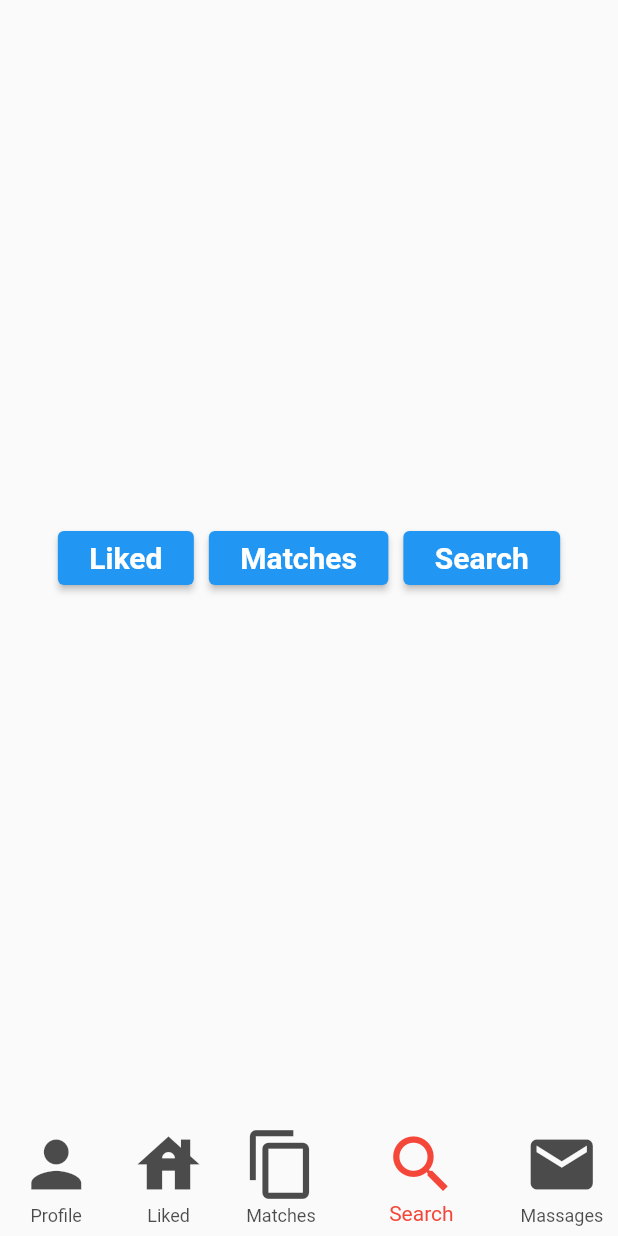
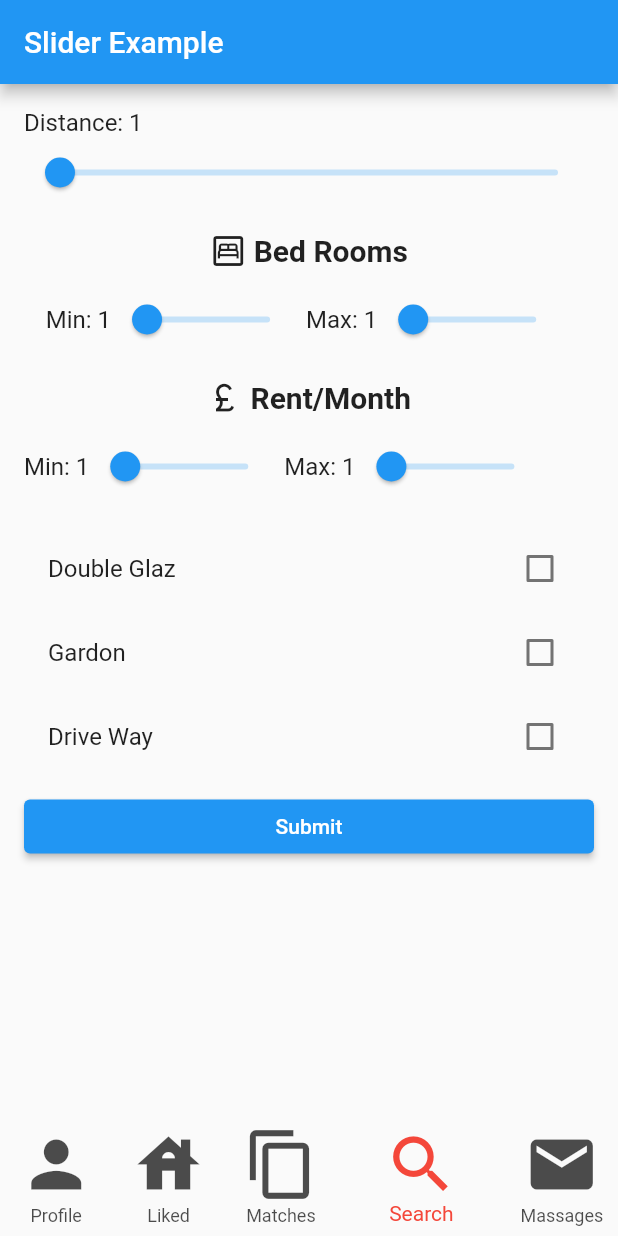
Before and after one commit to Nishaysh/HouseWapper, a Flutter app: the screen it shows once a user with an empty profile is signed in, item 4 of the bottom bar chosen, on a phone screen of 412 x 824 dp. Run offline on Flutter 3.47's test engine with Material 2 defaults, Android fonts, the phone set to English and light mode, and no system bars; our stand-ins replace cloud_firestore, firebase_auth, firebase_core, firebase_storage, geocoding, get and 2 more; missing offline and left inert: dart:ffi; accounts and stored records are empty.

Commit message:
search 1 logic done

```diff
--- a/lib/Screens/HomePage.dart
+++ b/lib/Screens/HomePage.dart
@@ -1,11 +1,11 @@
 import 'package:firebase_auth/firebase_auth.dart';
 import 'package:flutter/material.dart';
-
+import 'package:property_swap/search/SearchPage.dart';
+import 'package:property_swap/search/serch.dart';
 import 'Matches.dart';
 import 'Messaging.dart';
 import 'Profile.dart';
 import 'Liked.dart';
-import 'SearchPage.dart';
 
 class HomePage extends StatefulWidget {
   const HomePage({super.key});
@@ -21,8 +21,8 @@ class _HomePageState extends State<HomePage> {
     ),
     const Liked(),
     const MatchesPage(),
-    const SearchPage(),
-    Messaging(),
+    SearchScreen(),
+    const Messaging(),
   ];
   int currentIndex = 0;
   void onTap(int index) {
--- a/lib/Screens/SearchPage.dart
+++ /dev/null
@@ -1,63 +0,0 @@
-
-
-//Property search (All properties Percentage of likeness),
-
-import 'package:flutter/material.dart';
-
-class SearchPage extends StatefulWidget {
-  const SearchPage({Key? key}): super (key: key);
-
-  @override
-  State<SearchPage> createState() => _SearchPageState();
-}
-
-class _SearchPageState extends State<SearchPage> {
-  @override
-  Widget build(BuildContext context) {
-    return SafeArea(
-      child: Scaffold(
-          body: Container(
-            child: Center(
-              child: Row(
-                mainAxisAlignment: MainAxisAlignment.center ,
-                children: [
-                  ElevatedButton(onPressed: (){},
-                  child: const Text(' Liked ',
-                         style: TextStyle(
-                          color: Colors.white,
-                          fontWeight: FontWeight.bold,
-                          fontSize: 20),
-                          ),
-                  ),
-
-                const SizedBox(width: 10,),
-
-                   ElevatedButton(onPressed: (){},
-                  child: const Text(' Matches ',
-                         style: TextStyle(
-                          color: Colors.white,
-                          fontWeight: FontWeight.bold,
-                          fontSize: 20),
-                          ),
-                   ),
-
-                   const SizedBox(width: 10,),
-
-                    ElevatedButton(onPressed: (){},
-                  child: const Text(' Search ',
-                         style: TextStyle(
-                          color: Colors.white,
-                          fontWeight: FontWeight.bold,
-                          fontSize: 20),
-                          ),
-                    ),
-
-                  ],
-              ),
-            ),
-          ),
-
-      ),
-    );
-  }
-}
--- /dev/null
+++ b/lib/search/SearchPage.dart
@@ -0,0 +1,225 @@
+import 'package:flutter/material.dart';
+
+class SearchScreen extends StatefulWidget {
+  @override
+  _SearchScreenState createState() => _SearchScreenState();
+}
+
+class _SearchScreenState extends State<SearchScreen> {
+  int distance = 1;
+  int minRoom = 1;
+  int maxRoom = 1;
+  int minRent = 1;
+  int maxRent = 1;
+
+  @override
+  Widget build(BuildContext context) {
+    return Scaffold(
+      appBar: AppBar(
+        title: Text('Slider Example'),
+      ),
+      body: Padding(
+        padding: EdgeInsets.all(16.0),
+        child: Column(
+          crossAxisAlignment: CrossAxisAlignment.stretch,
+          children: [
+            Text(
+              'Distance: $distance',
+              style: TextStyle(fontSize: 16.0),
+            ),
+            Slider(
+              min: 1,
+              max: 50,
+              value: distance.toDouble(),
+              onChanged: (double value) {
+                setState(() {
+                  distance = value.toInt();
+                });
+              },
+            ),
+            SizedBox(height: 16.0),
+            Row(
+              mainAxisAlignment: MainAxisAlignment.center,
+              children: [
+                Icon(Icons.bedroom_parent_outlined),
+                SizedBox(
+                  width: 5,
+                ),
+                Text(
+                  'Bed Rooms',
+                  style: TextStyle(fontSize: 20, fontWeight: FontWeight.bold),
+                ),
+              ],
+            ),
+            SizedBox(
+              height: 10,
+            ),
+            Row(
+              mainAxisAlignment: MainAxisAlignment.center,
+              children: [
+                Text(
+                  'Min: $minRoom',
+                  style: TextStyle(fontSize: 16.0),
+                ),
+                SizedBox(
+                  width: 130,
+                  child: Slider(
+                    min: 1,
+                    max: 10,
+                    value: minRoom.toDouble(),
+                    onChanged: (double value) {
+                      setState(() {
+                        minRoom = value.toInt();
+                      });
+                    },
+                  ),
+                ),
+                SizedBox(height: 16.0),
+                Text(
+                  'Max: $maxRoom',
+                  style: TextStyle(fontSize: 16.0),
+                ),
+                SizedBox(
+                  width: 130,
+                  child: Slider(
+                    min: 1,
+                    max: 10,
+                    value: maxRoom.toDouble(),
+                    onChanged: (double value) {
+                      setState(() {
+                        maxRoom = value.toInt();
+                      });
+                    },
+                  ),
+                ),
+              ],
+            ),
+            SizedBox(height: 16.0),
+            Row(
+              mainAxisAlignment: MainAxisAlignment.center,
+              children: [
+                Icon(Icons.currency_pound),
+                SizedBox(
+                  width: 5,
+                ),
+                Text(
+                  'Rent/Month',
+                  style: TextStyle(fontSize: 20, fontWeight: FontWeight.bold),
+                ),
+              ],
+            ),
+            SizedBox(
+              height: 10,
+            ),
+            Row(
+              children: [
+                Text(
+                  'Min: $minRent',
+                  style: TextStyle(fontSize: 16.0),
+                ),
+                SizedBox(
+                  width: 130,
+                  child: Slider(
+                    min: 1,
+                    max: 1000,
+                    value: minRent.toDouble(),
+                    onChanged: (double value) {
+                      setState(() {
+                        minRent = value.toInt();
+                      });
+                    },
+                  ),
+                ),
+                SizedBox(height: 16.0),
+                Text(
+                  'Max: $maxRent',
+                  style: TextStyle(fontSize: 16.0),
+                ),
+                SizedBox(
+                  width: 130,
+                  child: Slider(
+                    min: 1,
+                    max: 1000,
+                    value: maxRent.toDouble(),
+                    onChanged: (double value) {
+                      setState(() {
+                        maxRent = value.toInt();
+                      });
+                    },
+                  ),
+                ),
+              ],
+            ),
+            SizedBox(height: 16.0),
+            SizedBox(
+              height: 160,
+              child: Features(),
+            ),
+            SizedBox(height: 16.0),
+            ElevatedButton(
+              child: Text('Submit'),
+              onPressed: () {
+                print('Slider 1 Value: $distance');
+                print('Slider 2 Value: $minRoom');
+                print('Slider 3 Value: $maxRoom');
+                print('Slider 4 Value: $minRent');
+                print(features);
+              },
+            ),
+          ],
+        ),
+      ),
+    );
+  }
+}
+
+List<String> features = [];
+
+class Features extends StatefulWidget {
+  Features({Key? key}) : super(key: key);
+
+  @override
+  _FeaturesState createState() => _FeaturesState();
+}
+
+class _FeaturesState extends State<Features> {
+  final List<String> _itemsList = [
+    'Double Glaz',
+    'Gardon',
+    'Drive Way',
+    'Conservatory',
+    'Balcony',
+    ' Single Garage',
+    ' Double Garage',
+    ' Gas Central Hearing',
+    'Electric Heating',
+    ' Oil Heating ',
+    'Private Gardon',
+    ' Communal Garden',
+    ' Fast Internet',
+    ' Disable/Mobility Adapted'
+  ];
+
+  @override
+  Widget build(BuildContext context) {
+    return ListView.builder(
+      itemCount: _itemsList.length,
+      itemBuilder: (BuildContext context, int index) {
+        final item = _itemsList[index];
+        return CheckboxListTile(
+          title: Text(item),
+          value: features.contains(item),
+          onChanged: (bool? isChecked) {
+            setState(() {
+              if (isChecked ?? false) {
+                features.add(item);
+              } else {
+                features.remove(item);
+              }
+            });
+          },
+        );
+      },
+    );
+  }
+}
```
Also changed, not shown: lib/PropertyCard/property_card.dart (+31 -12 lines), lib/Screens/Matches.dart (+4 -4 lines), lib/Screens/MultiStepForm.dart (+18 -17 lines), lib/firebase/chat/chatpage.dart (+7 -8 lines), lib/search/serch.dart (added, +82 -0 lines), pubspec.yaml (+5 -3 lines), pubspec.lock.
